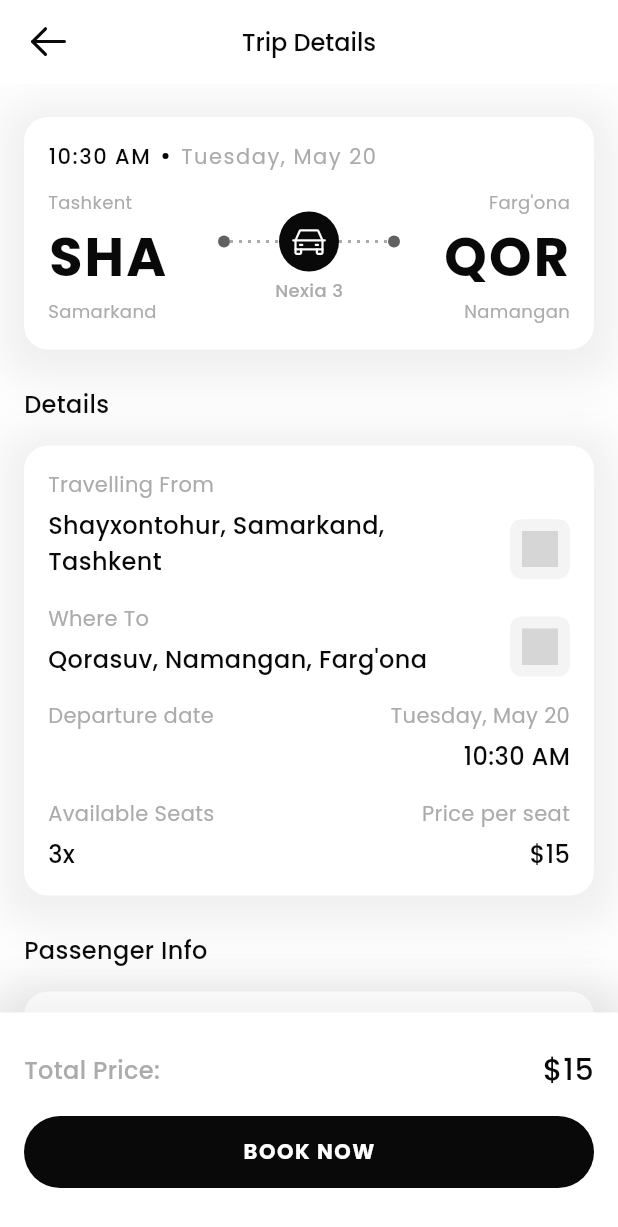
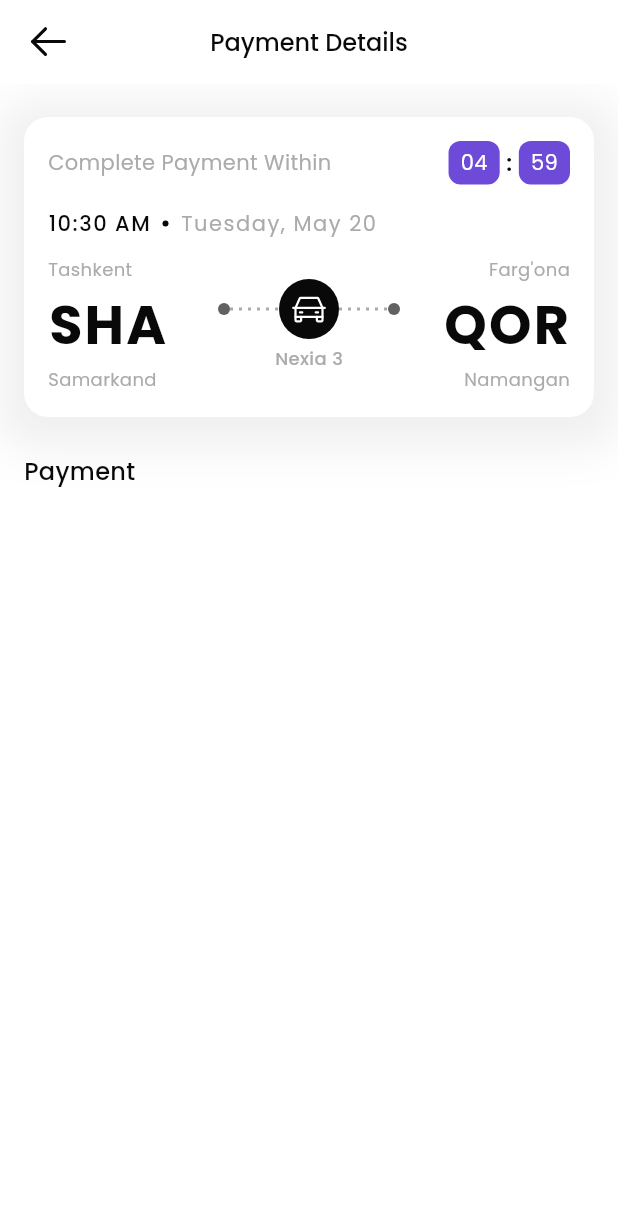
Before and after one commit to IamKhuk/qadam, a Flutter app: the TripDetailsScreen screen opened directly with sample values from the repository, after a tap on "BOOK NOW", on a phone screen of 412 x 824 dp. Shown: the top 1227 px of the screen. Run offline on Flutter 3.47's test engine with Material 3 defaults, Android fonts, the light colour scheme and no system bars; drawn by our look-alikes of dotted_line; our stand-ins replace flutter_svg, flutter_translate, pinput, shared_preferences; accounts and stored records are empty; grey boxes are pictures that could not be loaded.

Commit message:
SCRUM-16 - Initial Payment Screen

```diff
--- /dev/null
+++ b/lib/src/ui/menu/home/payment_screen.dart
@@ -0,0 +1,434 @@
+import 'package:dotted_line/dotted_line.dart';
+import 'package:flutter/foundation.dart';
+import 'package:flutter/material.dart';
+import 'package:flutter_svg/svg.dart';
+import 'package:flutter_translate/flutter_translate.dart';
+import 'package:qadam/src/model/trip_model.dart';
+import 'package:qadam/src/ui/widgets/texts/text_14h_400w.dart';
+import 'package:qadam/src/ui/widgets/texts/text_14h_500w.dart';
+
+import '../../../defaults/defaults.dart';
+import '../../../theme/app_theme.dart';
+import '../../widgets/containers/leading_back.dart';
+import '../../widgets/texts/text_12h_400w.dart';
+import '../../widgets/texts/text_16h_500w.dart';
+
+class PaymentScreen extends StatefulWidget {
+  const PaymentScreen({super.key, required this.trip});
+
+  final TripModel trip;
+
+  @override
+  State<PaymentScreen> createState() => _PaymentScreenState();
+}
+
+class _PaymentScreenState extends State<PaymentScreen> {
+  String weekDay = '';
+  String month = '';
+  String t1 = '';
+  String m1 = '';
+  String h1 = '';
+  String seconds = "00";
+  int _timer = 300;
+
+  @override
+  void initState() {
+    super.initState();
+    startTimer();
+    initTimeState(widget.trip.startTime);
+  }
+
+  void startTimer() {
+    Future.delayed(const Duration(seconds: 1), () {
+      if (_timer > 0) {
+        setState(() {
+          _timer--;
+          updateTimerDisplay();
+        });
+        startTimer();
+      } else {
+        // Timer finished
+        if (kDebugMode) {
+          print("Timer finished!");
+          Navigator.pop(context);
+        }
+      }
+    });
+  }
+
+  void updateTimerDisplay() {
+    int minutes = _timer ~/ 60;
+    int remainingSeconds = _timer % 60;
+    // m1 = minutes.toString().padLeft(1, '0'); // Commented out as per instruction
+    seconds = remainingSeconds.toString().padLeft(2, '0');
+  }
+
+  @override
+  Widget build(BuildContext context) {
+    return Scaffold(
+      appBar: AppBar(
+        leading: const LeadingBack(),
+        title: Text16h500w(title: translate("home.payment_details")),
+        centerTitle: true,
+        elevation: 0,
+      ),
+      body: Stack(
+        children: [
+          Column(
+            children: [
+              Expanded(
+                child: ListView(
+                  shrinkWrap: true,
+                  padding: const EdgeInsets.only(
+                    top: 22,
+                    left: 16,
+                    right: 16,
+                    bottom: 24,
+                  ),
+                  children: [
+                    Container(
+                      padding: const EdgeInsets.all(16),
+                      decoration: BoxDecoration(
+                        color: Colors.white,
+                        borderRadius: BorderRadius.circular(16),
+                        boxShadow: [
+                          BoxShadow(
+                            color: AppTheme.dark.withOpacity(0.1),
+                            spreadRadius: 15,
+                            blurRadius: 25,
+                            offset: const Offset(0, 5),
+                          ),
+                        ],
+                      ),
+                      child: Column(
+                        children: [
+                          Row(
+                            children: [
+                              Expanded(
+                                child: Text14h400w(
+                                  title:
+                                      translate("home.complete_payment_within"),
+                                  color: AppTheme.gray,
+                                ),
+                              ),
+                              const SizedBox(width: 12),
+                              Row(
+                                children: [
+                                  Container(
+                                    padding: const EdgeInsets.symmetric(
+                                        horizontal: 8, vertical: 4),
+                                    decoration: BoxDecoration(
+                                      color: _timer < 30
+                                          ? AppTheme.red
+                                          : AppTheme.purple,
+                                      borderRadius: BorderRadius.circular(8),
+                                    ),
+                                    child: Text14h400w(
+                                      title: (_timer ~/ 60)
+                                          .toString()
+                                          .padLeft(2, '0'),
+                                      color: Colors.white,
+                                    ),
+                                  ),
+                                  const Padding(
+                                    padding:
+                                        EdgeInsets.symmetric(horizontal: 4.0),
+                                    child: Text(
+                                      ":",
+                                      style: TextStyle(
+                                        fontSize: 16,
+                                        fontWeight: FontWeight.bold,
+                                        color: AppTheme.black,
+                                      ),
+                                    ),
+                                  ),
+                                  Container(
+                                    padding: const EdgeInsets.symmetric(
+                                      horizontal: 8,
+                                      vertical: 4,
+                                    ),
+                                    decoration: BoxDecoration(
+                                      color: _timer < 30
+                                          ? AppTheme.red
+                                          : AppTheme.purple,
+                                      borderRadius: BorderRadius.circular(8),
+                                    ),
+                                    child: Text14h400w(
+                                      title: seconds,
+                                      color: Colors.white,
+                                    ),
+                                  ),
+                                ],
+                              ),
+                            ],
+                          ),
+                          const SizedBox(height: 16),
+                          Row(
+                            children: [
+                              Text(
+                                "$h1:$m1 $t1",
+                                style: const TextStyle(
+                                  color: AppTheme.black,
+                                  fontSize: 14,
+                                  fontFamily: AppTheme.fontFamily,
+                                  fontWeight: FontWeight.w500,
+                                  letterSpacing: 1,
+                                ),
+                              ),
+                              Container(
+                                margin:
+                                    const EdgeInsets.symmetric(horizontal: 8),
+                                width: 4,
+                                height: 4,
+                                decoration: const BoxDecoration(
+                                  color: AppTheme.black,
+                                  shape: BoxShape.circle,
+                                ),
+                              ),
+                              Text(
+                                "$weekDay, $month ${widget.trip.startTime.day}",
+                                style: const TextStyle(
+                                  color: AppTheme.gray,
+                                  fontSize: 14,
+                                  fontFamily: AppTheme.fontFamily,
+                                  fontWeight: FontWeight.normal,
+                                  letterSpacing: 1,
+                                ),
+                              ),
+                            ],
+                          ),
+                          const SizedBox(height: 12),
+                          Row(
+                            mainAxisAlignment: MainAxisAlignment.spaceBetween,
+                            crossAxisAlignment: CrossAxisAlignment.center,
+                            children: [
+                              Expanded(
+                                child: Column(
+                                  crossAxisAlignment: CrossAxisAlignment.start,
+                                  children: [
+                                    Text12h400w(
+                                      title: Defaults()
+                                          .regions[
+                                              widget.trip.startLocation[0] - 1]
+                                          .text,
+                                      color: AppTheme.gray,
+                                    ),
+                                    const SizedBox(height: 2),
+                                    Text(
+                                      safeSubstring(
+                                          Defaults()
+                                              .neighborhoods[
+                                                  widget.trip.startLocation[2] -
+                                                      1]
+                                              .text,
+                                          3),
+                                      style: const TextStyle(
+                                        fontFamily: AppTheme.fontFamily,
+                                        fontSize: 36,
+                                        fontWeight: FontWeight.bold,
+                                        color: AppTheme.black,
+                                        letterSpacing: 1.5,
+                                      ),
+                                    ),
+                                    const SizedBox(height: 2),
+                                    Text12h400w(
+                                      title: Defaults()
+                                          .cities[
+                                              widget.trip.startLocation[1] - 1]
+                                          .text,
+                                      color: AppTheme.gray,
+                                    ),
+                                  ],
+                                ),
+                              ),
+                              const SizedBox(width: 16),
+                              Column(
+                                crossAxisAlignment: CrossAxisAlignment.center,
+                                children: [
+                                  Row(
+                                    crossAxisAlignment:
+                                        CrossAxisAlignment.center,
+                                    children: [
+                                      Container(
+                                        width: 8,
+                                        height: 8,
+                                        decoration: const BoxDecoration(
+                                          color: AppTheme.dark,
+                                          shape: BoxShape.circle,
+                                        ),
+                                      ),
+                                      DottedLine(
+                                        direction: Axis.horizontal,
+                                        lineThickness: 2,
+                                        lineLength: ((MediaQuery.of(context)
+                                                            .size
+                                                            .width -
+                                                        96) /
+                                                    3 -
+                                                40) /
+                                            2,
+                                        dashLength: 2,
+                                        dashColor: AppTheme.gray,
+                                      ),
+                                      Container(
+                                        padding: const EdgeInsets.all(8),
+                                        decoration: BoxDecoration(
+                                          color: AppTheme.black,
+                                          borderRadius:
+                                              BorderRadius.circular(24),
+                                        ),
+                                        child: SvgPicture.asset(
+                                          "assets/icons/car.svg",
+                                          height: 24, // Adjust size as needed
+                                          width: 24,
+                                          colorFilter: const ColorFilter.mode(
+                                            Colors.white,
+                                            BlendMode.srcIn,
+                                          ),
+                                        ),
+                                      ),
+                                      DottedLine(
+                                        direction: Axis.horizontal,
+                                        lineThickness: 2,
+                                        lineLength: ((MediaQuery.of(context)
+                                                            .size
+                                                            .width -
+                                                        96) /
+                                                    3 -
+                                                40) /
+                                            2,
+                                        dashLength: 2,
+                                        dashColor: AppTheme.gray,
+                                      ),
+                                      Container(
+                                        width: 8,
+                                        height: 8,
+                                        decoration: const BoxDecoration(
+                                          color: AppTheme.dark,
+                                          shape: BoxShape.circle,
+                                        ),
+                                      ),
+                                    ],
+                                  ),
+                                  const SizedBox(height: 4),
+                                  Text(
+                                    Defaults()
+                                        .vehicles[widget.trip.vehicleId]
+                                        .vehicleName,
+                                    style: const TextStyle(
+                                      color: AppTheme.gray,
+                                      fontSize: 12,
+                                      fontFamily: AppTheme.fontFamily,
+                                      fontWeight: FontWeight.w500,
+                                    ),
+                                  ),
+                                ],
+                              ),
+                              const SizedBox(width: 16),
+                              Expanded(
+                                child: Column(
+                                  crossAxisAlignment: CrossAxisAlignment.end,
+                                  children: [
+                                    Text12h400w(
+                                      title: Defaults()
+                                          .regions[
+                                              widget.trip.endLocation[0] - 1]
+                                          .text,
+                                      color: AppTheme.gray,
+                                    ),
+                                    const SizedBox(height: 2),
+                                    Text(
+                                      safeSubstring(
+                                          Defaults()
+                                              .neighborhoods[
+                                                  widget.trip.endLocation[2] -
+                                                      1]
+                                              .text,
+                                          3),
+                                      style: const TextStyle(
+                                        fontFamily: AppTheme.fontFamily,
+                                        fontSize: 36,
+                                        fontWeight: FontWeight.bold,
+                                        color: AppTheme.black,
+                                        letterSpacing: 1.5,
+                                      ),
+                                    ),
+                                    const SizedBox(height: 2),
+                                    Text12h400w(
+                                      title: Defaults()
+                                          .cities[
+                                              widget.trip.endLocation[1] - 1]
+                                          .text,
+                                      color: AppTheme.gray,
+                                    ),
+                                  ],
+                                ),
+                              ),
+                            ],
+                          ),
+                        ],
+                      ),
+                    ),
+                    const SizedBox(height: 24),
+                    Text16h500w(title: translate("home.payment")),
+                    const SizedBox(height: 16),
+                  ],
+                ),
+              ),
+            ],
+          ),
+        ],
+      ),
+    );
+  }
+
+  initTimeState(DateTime time) {
+    m1 = time.minute < 10 ? '0${time.minute}' : time.minute.toString();
+    time.weekday == 1
+        ? weekDay = 'Monday'
+        : time.weekday == 2
+            ? weekDay = 'Tuesday'
+            : time.weekday == 3
+                ? weekDay = 'Wednesday'
+                : time.weekday == 4
+                    ? weekDay = 'Thursday'
+                    : time.weekday == 5
+                        ? weekDay = 'Friday'
+                        : time.weekday == 6
+                            ? weekDay = 'Saturday'
+                            : weekDay = 'Sunday';
+
+    time.month == 1
+        ? month = 'January'
+        : time.month == 2
+            ? month = 'February'
+            : time.month == 3
+                ? month = 'March'
+                : time.month == 4
+                    ? month = 'April'
+                    : time.month == 5
+                        ? month = 'May'
+                        : time.month == 6
+                            ? month = 'June'
+                            : time.month == 7
+                                ? month = 'July'
+                                : time.month == 8
+                                    ? month = 'August'
+                                    : time.month == 9
+                                        ? month = 'September'
+                                        : time.month == 10
+                                            ? month = 'October'
+                                            : time.month == 11
+                                                ? month = 'November'
+                                                : month = 'December';
+
+    time.hour < 13 ? t1 = 'AM' : t1 = 'PM';
+    h1 = time.hour < 13 ? time.hour.toString() : (time.hour - 12).toString();
+  }
+
+  String safeSubstring(String text, int length) {
+    return text.length >= length
+        ? text.substring(0, length).toUpperCase()
+        : text.toUpperCase();
+  }
+}
--- a/lib/src/ui/menu/home/trip_details_screen.dart
+++ b/lib/src/ui/menu/home/trip_details_screen.dart
@@ -4,6 +4,7 @@ import 'package:flutter_svg/svg.dart';
 import 'package:flutter_translate/flutter_translate.dart';
 import 'package:qadam/src/ui/dialogs/bottom_dialog.dart';
 import 'package:qadam/src/ui/dialogs/center_dialog.dart';
+import 'package:qadam/src/ui/menu/home/payment_screen.dart';
 import 'package:qadam/src/ui/widgets/buttons/secondary_button.dart';
 import 'package:qadam/src/ui/widgets/containers/leading_back.dart';
 import 'package:qadam/src/ui/widgets/containers/passengers_container.dart';
@@ -605,7 +606,14 @@ class _TripDetailsScreenState extends State<TripDetailsScreen> {
                 const SizedBox(height: 16),
                 SecondaryButton(
                   title: translate("home.book_now"),
-                  onTap: () {},
+                  onTap: () {
+                    Navigator.push(
+                      context,
+                      MaterialPageRoute(
+                        builder: (context) => PaymentScreen(trip: widget.trip),
+                      ),
+                    );
+                  },
                 ),
               ],
             ),
--- /dev/null
+++ b/lib/src/ui/widgets/buttons/primary_button.dart
@@ -0,0 +1,32 @@
+import 'package:flutter/material.dart';
+import 'package:qadam/src/ui/widgets/texts/text_16h_500w.dart';
+
+import '../../../theme/app_theme.dart';
+
+class PrimaryButton extends StatelessWidget {
+  const PrimaryButton({super.key, required this.title});
+
+  final String title;
+
+  @override
+  Widget build(BuildContext context) {
+    return Container(
+      height: 56,
+      decoration: BoxDecoration(
+        color: AppTheme.black,
+        borderRadius: BorderRadius.circular(24),
+        boxShadow: [
+          BoxShadow(
+            color: AppTheme.dark.withOpacity(0.1),
+            spreadRadius: 15,
+            blurRadius: 25,
+            offset: const Offset(0, 5),
+          ),
+        ],
+      ),
+      child: Center(
+        child: Text16h500w(title: title, color: Colors.white),
+      ),
+    );
+  }
+}
```
Also changed, not shown: assets/i18n/en.json (+11 -1 lines), assets/icons/payment.svg (added).
